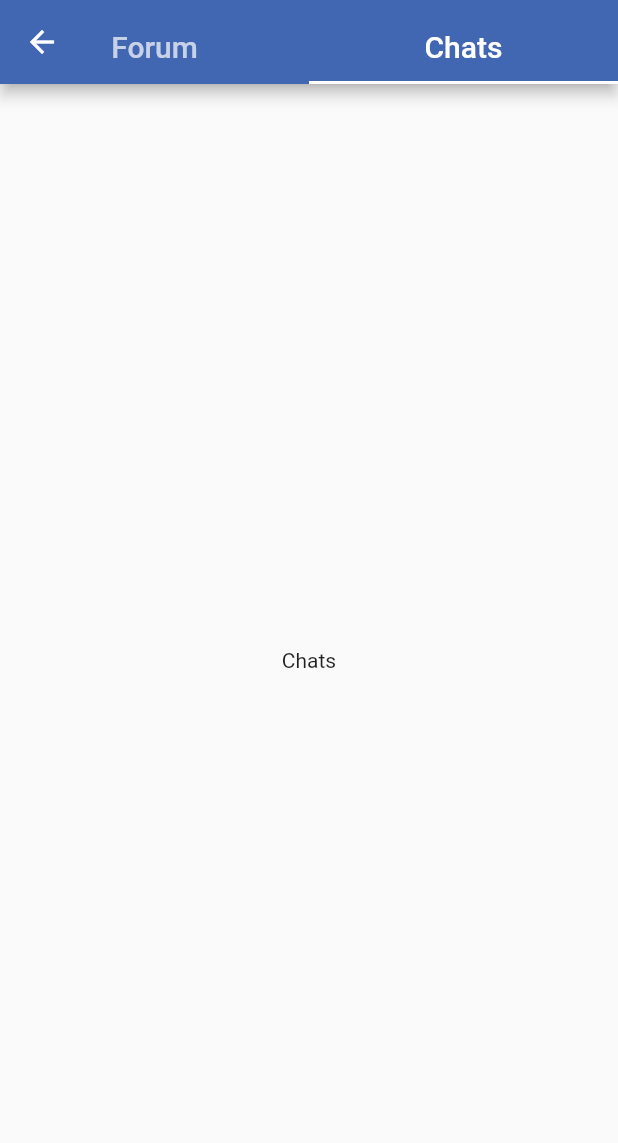
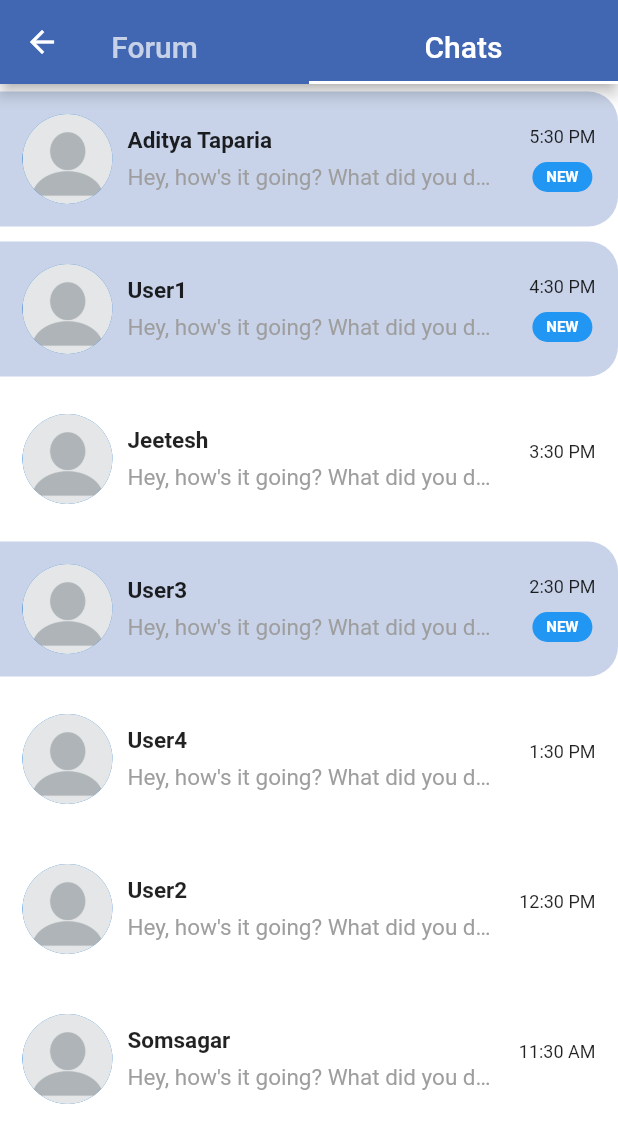
Before and after one commit to aditya-taparia/googleSolutionChallenge, a Flutter app: the Forum screen opened directly, tab 2 chosen, on a phone screen of 412 x 824 dp. Shown: the top 1143 px of the screen. Run offline on Flutter 3.47's test engine with Material 2 defaults, Android fonts, the phone set to English and light mode, and no system bars; our stand-ins replace cloud_firestore, firebase_auth, firebase_core, google_fonts, google_sign_in, lottie and 4 more; missing offline and left inert: particles_flutter, side_header_list_view; accounts and stored records are empty.

Commit message:
Created chatscreen

```diff
--- /dev/null
+++ b/lib/screens/home/Screens/chatscreen.dart
@@ -0,0 +1,105 @@
+import 'package:flutter/material.dart';
+import 'package:googlesolutionchallenge/screens/home/Screens/sample.dart';
+
+class ChatScreen extends StatefulWidget {
+  const ChatScreen({Key? key}) : super(key: key);
+
+  @override
+  _ChatScreenState createState() => _ChatScreenState();
+}
+
+class _ChatScreenState extends State<ChatScreen> {
+  @override
+  Widget build(BuildContext context) {
+    return Container(
+      height: 300,
+      decoration: BoxDecoration(
+        color: Colors.white,
+      ),
+      child: ListView.builder(
+          itemCount: chats.length,
+          itemBuilder: (BuildContext context, int index) {
+            final chat = chats[index];
+            return Container(
+              decoration: BoxDecoration(
+                  color: chat.unread
+                      ? Color.fromRGBO(66, 103, 178, 0.29)
+                      : Colors.white,
+                  borderRadius: BorderRadius.only(
+                      topRight: Radius.circular(20),
+                      bottomRight: Radius.circular(20))),
+              margin: EdgeInsets.only(top: 5.0, bottom: 5.0),
+              padding: EdgeInsets.all(15),
+              child: Row(
+                mainAxisAlignment: MainAxisAlignment.spaceBetween,
+                children: [
+                  Row(
+                    children: [
+                      CircleAvatar(
+                        radius: 30,
+                        backgroundImage: AssetImage(chat.sender.imageUrl),
+                      ),
+                      SizedBox(
+                        width: 10,
+                      ),
+                      Column(
+                        crossAxisAlignment: CrossAxisAlignment.start,
+                        children: [
+                          Text(
+                            chat.sender.name,
+                            style: TextStyle(
+                                fontWeight: FontWeight.bold, fontSize: 15),
+                          ),
+                          SizedBox(
+                            height: 7,
+                          ),
+                          Container(
+                            width: MediaQuery.of(context).size.width * 0.6,
+                            child: Text(
+                              chat.text,
+                              overflow: TextOverflow.ellipsis,
+                              style:
+                                  TextStyle(fontSize: 15, color: Colors.grey),
+                            ),
+                          )
+                        ],
+                      ),
+                    ],
+                  ),
+                  Column(
+                    children: [
+                      Text(
+                        chat.time,
+                        style: TextStyle(
+                          fontSize: 12,
+                        ),
+                      ),
+                      SizedBox(
+                        height: 10,
+                      ),
+                      chat.unread
+                          ? Container(
+                              width: 40,
+                              height: 20,
+                              decoration: BoxDecoration(
+                                  color: Theme.of(context).primaryColor,
+                                  borderRadius: BorderRadius.circular(30)),
+                              alignment: Alignment.center,
+                              child: Text(
+                                'NEW',
+                                style: TextStyle(
+                                    fontSize: 10,
+                                    color: Colors.white,
+                                    fontWeight: FontWeight.bold),
+                              ),
+                            )
+                          : SizedBox.shrink(),
+                    ],
+                  )
+                ],
+              ),
+            );
+          }),
+    );
+  }
+}
--- a/lib/screens/home/Screens/forum.dart
+++ b/lib/screens/home/Screens/forum.dart
@@ -1,4 +1,5 @@
 import 'package:flutter/material.dart';
+import 'package:googlesolutionchallenge/screens/home/Screens/chatscreen.dart';
 
 class Forum extends StatefulWidget {
   const Forum({Key? key}) : super(key: key);
@@ -40,9 +41,7 @@ class _ForumState extends State<Forum> {
           Center(
             child: Text('Forum'),
           ),
-          Center(
-            child: Text('Chats'),
-          )
+          ChatScreen(),
         ]),
       ),
     );
--- /dev/null
+++ b/lib/screens/home/Screens/sample.dart
@@ -0,0 +1,167 @@
+class User {
+  final int id;
+  final String name;
+  final String imageUrl;
+
+  User({
+    required this.id,
+    required this.name,
+    required this.imageUrl,
+  });
+}
+
+class Message {
+  final User sender;
+  final String time;
+  final String text;
+  final bool isLiked;
+  final bool unread;
+
+  Message({
+    required this.sender,
+    required this.time,
+    required this.text,
+    required this.isLiked,
+    required this.unread,
+  });
+}
+
+// YOU - current user
+final User currentUser = User(
+  id: 0,
+  name: 'Current User',
+  imageUrl: 'assets/profile.png',
+);
+
+// USERS
+final User Somsagar = User(
+  id: 1,
+  name: 'Somsagar',
+  imageUrl: 'assets/profile.png',
+);
+final User Aditya = User(
+  id: 2,
+  name: 'Aditya Taparia',
+  imageUrl: 'assets/profile.png',
+);
+final User Jeetesh = User(
+  id: 3,
+  name: 'Jeetesh',
+  imageUrl: 'assets/profile.png',
+);
+final User User1 = User(
+  id: 4,
+  name: 'User1',
+  imageUrl: 'assets/profile.png',
+);
+final User User2 = User(
+  id: 5,
+  name: 'User2',
+  imageUrl: 'assets/profile.png',
+);
+final User User3 = User(
+  id: 6,
+  name: 'User3',
+  imageUrl: 'assets/profile.png',
+);
+final User User4 = User(
+  id: 7,
+  name: 'User4',
+  imageUrl: 'assets/profile.png',
+);
+List<Message> chats = [
+  Message(
+    sender: Aditya,
+    time: '5:30 PM',
+    text: 'Hey, how\'s it going? What did you do today?',
+    isLiked: false,
+    unread: true,
+  ),
+  Message(
+    sender: User1,
+    time: '4:30 PM',
+    text: 'Hey, how\'s it going? What did you do today?',
+    isLiked: false,
+    unread: true,
+  ),
+  Message(
+    sender: Jeetesh,
+    time: '3:30 PM',
+    text: 'Hey, how\'s it going? What did you do today?',
+    isLiked: false,
+    unread: false,
+  ),
+  Message(
+    sender: User3,
+    time: '2:30 PM',
+    text: 'Hey, how\'s it going? What did you do today?',
+    isLiked: false,
+    unread: true,
+  ),
+  Message(
+    sender: User4,
+    time: '1:30 PM',
+    text: 'Hey, how\'s it going? What did you do today?',
+    isLiked: false,
+    unread: false,
+  ),
+  Message(
+    sender: User2,
+    time: '12:30 PM',
+    text: 'Hey, how\'s it going? What did you do today?',
+    isLiked: false,
+    unread: false,
+  ),
+  Message(
+    sender: Somsagar,
+    time: '11:30 AM',
+    text: 'Hey, how\'s it going? What did you do today?',
+    isLiked: false,
+    unread: false,
+  ),
+];
+
+List<Message> messages = [
+  Message(
+    sender: Aditya,
+    time: '5:30 PM',
+    text: 'Hey, how\'s it going? What did you do today?',
+    isLiked: true,
+    unread: true,
+  ),
+  Message(
+    sender: currentUser,
+    time: '4:30 PM',
+    text: 'Just walked my doge. She was super duper cute. The best pupper!!',
+    isLiked: false,
+    unread: true,
+  ),
+  Message(
+    sender: Aditya,
+    time: '3:45 PM',
+    text: 'How\'s the doggo?',
+    isLiked: false,
+    unread: true,
+  ),
+  Message(
+    sender: Aditya,
+    time: '3:15 PM',
+    text: 'All the food',
+    isLiked: true,
+    unread: true,
+  ),
+  Message(
+    sender: currentUser,
+    time: '2:30 PM',
+    text: 'Nice! What kind of food did you eat?',
+    isLiked: false,
+    unread: true,
+  ),
+  Message(
+    sender: Aditya,
+    time: '2:00 PM',
+    text: 'I ate so much food today.',
+    isLiked: false,
+    unread: true,
+  ),
+];
```
Also changed, not shown: assets/profile.png (added).
